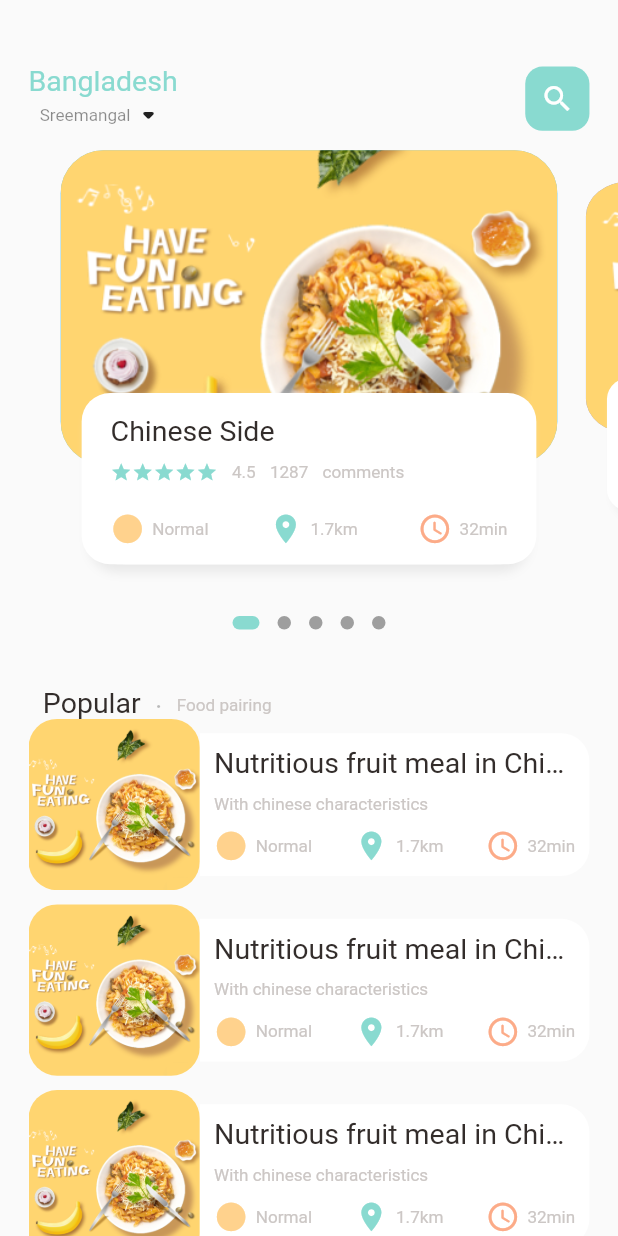
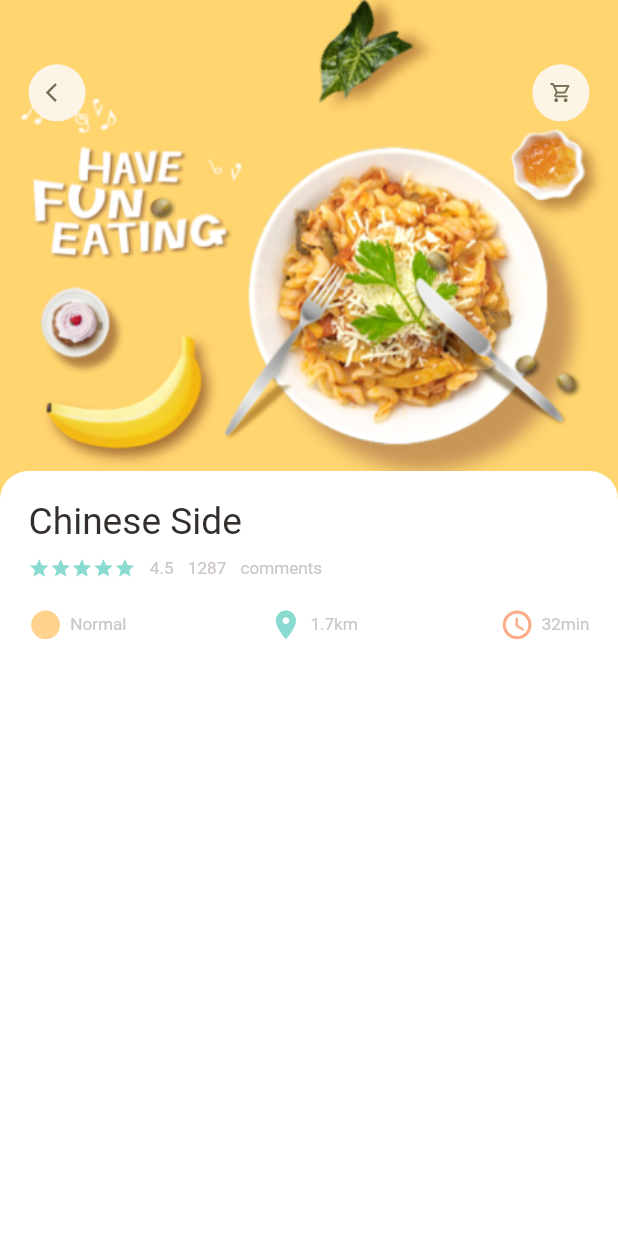
Before and after one commit to PriomDeb/food_order_app, a Flutter app: the screen it shows after launch, on a phone screen of 412 x 824 dp. Run offline on Flutter 3.47's test engine with Material 2 defaults, Android fonts, the phone set to English and light mode, and no system bars; drawn by our look-alikes of dots_indicator; our stand-ins replace get.

Commit message:
Hero section for popular food detail and refactored a widget to AppColumn

```diff
--- a/lib/main.dart
+++ b/lib/main.dart
@@ -1,4 +1,5 @@
 import 'package:flutter/material.dart';
+import 'package:food_order_app/pages/food/popular_food_detail.dart';
 import 'package:food_order_app/pages/home/main_food_page.dart';
 import 'package:get/get.dart';
 
@@ -18,7 +19,8 @@ class MyApp extends StatelessWidget {
       theme: ThemeData(
         primarySwatch: Colors.blue,
       ),
-      home: MainFoodPage(),
+      // home: MainFoodPage(),
+      home: PopularFoodDetail(),
     );
   }
 }
--- /dev/null
+++ b/lib/pages/food/popular_food_detail.dart
@@ -0,0 +1,71 @@
+// ignore_for_file: prefer_const_constructors, prefer_const_constructors_in_immutables, prefer_const_literals_to_create_immutables
+
+import 'package:flutter/material.dart';
+import 'package:food_order_app/utils/dimensions.dart';
+import 'package:food_order_app/widgets/app_column.dart';
+import 'package:food_order_app/widgets/app_icon.dart';
+
+import '../../utils/colors.dart';
+import '../../widgets/big_text.dart';
+import '../../widgets/icon_and_text_widget.dart';
+import '../../widgets/small_text.dart';
+
+class PopularFoodDetail extends StatelessWidget {
+  PopularFoodDetail({super.key});
+
+  @override
+  Widget build(BuildContext context) {
+    return Scaffold(
+      body: Stack(
+        children: [
+          Positioned(
+            left: 0,
+            right: 0,
+            child: Container(
+              width: double.maxFinite,
+              height: Dimensions.responsiveHeight(350),
+              decoration: BoxDecoration(
+                image: DecorationImage(
+                  fit: BoxFit.cover,
+                  image: AssetImage("assets/image/food0.png"),
+                ),
+              ),
+            ),
+          ),
+          Positioned(
+            top: Dimensions.responsiveHeight(45),
+            left: Dimensions.responsiveHeight(20),
+            right: Dimensions.responsiveHeight(20),
+            child: Row(
+              mainAxisAlignment: MainAxisAlignment.spaceBetween,
+              children: [
+                AppIcon(icon: Icons.arrow_back_ios),
+                AppIcon(icon: Icons.shopping_cart_outlined),
+              ],
+            ),
+          ),
+          Positioned(
+            left: 0,
+            right: 0,
+            bottom: 0,
+            top: Dimensions.responsiveHeight(350) -
+                Dimensions.responsiveHeight(20),
+            child: Container(
+              padding: EdgeInsets.only(
+                  left: Dimensions.responsiveHeight(20),
+                  right: Dimensions.responsiveHeight(20),
+                  top: Dimensions.responsiveHeight(20)),
+              decoration: BoxDecoration(
+                borderRadius: BorderRadius.only(
+                    topRight: Radius.circular(Dimensions.responsiveHeight(20)),
+                    topLeft: Radius.circular(Dimensions.responsiveHeight(20))),
+                color: Colors.white,
+              ),
+              child: AppColumn(text: "Chinese Side"),
+            ),
+          )
+        ],
+      ),
+    );
+  }
+}
--- a/lib/pages/home/food_page_body.dart
+++ b/lib/pages/home/food_page_body.dart
@@ -4,6 +4,7 @@ import 'package:dots_indicator/dots_indicator.dart';
 import 'package:flutter/material.dart';
 import 'package:food_order_app/utils/colors.dart';
 import 'package:food_order_app/utils/dimensions.dart';
+import 'package:food_order_app/widgets/app_column.dart';
 import 'package:food_order_app/widgets/big_text.dart';
 import 'package:food_order_app/widgets/icon_and_text_widget.dart';
 import 'package:food_order_app/widgets/small_text.dart';
@@ -272,53 +273,8 @@ class _FoodPageBodyState extends State<FoodPageBody> {
                     top: Dimensions.responsiveHeight(15),
                     left: Dimensions.responsiveHeight(15),
                     right: Dimensions.responsiveHeight(15)),
-                child: Column(
-                  crossAxisAlignment: CrossAxisAlignment.start,
-                  children: [
-                    BigText(text: "Chinese Side"),
-                    SizedBox(height: Dimensions.responsiveHeight(10)),
-                    Row(
-                      children: [
-                        Wrap(
-                          children: List.generate(
-                            5,
-                            (index) => Icon(
-                              Icons.star,
-                              color: AppColors.mainColor,
-                              size: Dimensions.responsiveHeight(15),
-                            ),
-                          ),
-                        ),
-                        SizedBox(width: Dimensions.responsiveHeight(10)),
-                        SmallText(text: "4.5"),
-                        SizedBox(width: Dimensions.responsiveHeight(10)),
-                        SmallText(text: "1287"),
-                        SizedBox(width: Dimensions.responsiveHeight(10)),
-                        SmallText(text: "comments")
-                      ],
-                    ),
-                    SizedBox(height: Dimensions.responsiveHeight(20)),
-                    Row(
-                      mainAxisAlignment: MainAxisAlignment.spaceBetween,
-                      children: [
-                        IconAndTextWidget(
-                          icon: Icons.circle_sharp,
-                          text: "Normal",
-                          iconColor: AppColors.iconColor1,
-                        ),
-                        IconAndTextWidget(
-                          icon: Icons.location_on,
-                          text: "1.7km",
-                          iconColor: AppColors.mainColor,
-                        ),
-                        IconAndTextWidget(
-                          icon: Icons.access_time_rounded,
-                          text: "32min",
-                          iconColor: AppColors.iconColor2,
-                        ),
-                      ],
-                    )
-                  ],
+                child: AppColumn(
+                  text: "Chinese Side",
                 ),
               ),
             ),
--- /dev/null
+++ b/lib/widgets/app_column.dart
@@ -0,0 +1,67 @@
+import 'package:flutter/material.dart';
+import 'package:food_order_app/widgets/small_text.dart';
+
+import '../utils/colors.dart';
+import '../utils/dimensions.dart';
+import 'big_text.dart';
+import 'icon_and_text_widget.dart';
+
+class AppColumn extends StatelessWidget {
+  final String text;
+  const AppColumn({super.key, required this.text});
+
+  @override
+  Widget build(BuildContext context) {
+    return Column(
+      crossAxisAlignment: CrossAxisAlignment.start,
+      children: [
+        BigText(
+          text: text,
+          size: Dimensions.responsiveHeight(26),
+        ),
+        SizedBox(height: Dimensions.responsiveHeight(10)),
+        Row(
+          children: [
+            Wrap(
+              children: List.generate(
+                5,
+                (index) => Icon(
+                  Icons.star,
+                  color: AppColors.mainColor,
+                  size: Dimensions.responsiveHeight(15),
+                ),
+              ),
+            ),
+            SizedBox(width: Dimensions.responsiveHeight(10)),
+            SmallText(text: "4.5"),
+            SizedBox(width: Dimensions.responsiveHeight(10)),
+            SmallText(text: "1287"),
+            SizedBox(width: Dimensions.responsiveHeight(10)),
+            SmallText(text: "comments")
+          ],
+        ),
+        SizedBox(height: Dimensions.responsiveHeight(20)),
+        Row(
+          mainAxisAlignment: MainAxisAlignment.spaceBetween,
+          children: [
+            IconAndTextWidget(
+              icon: Icons.circle_sharp,
+              text: "Normal",
+              iconColor: AppColors.iconColor1,
+            ),
+            IconAndTextWidget(
+              icon: Icons.location_on,
+              text: "1.7km",
+              iconColor: AppColors.mainColor,
+            ),
+            IconAndTextWidget(
+              icon: Icons.access_time_rounded,
+              text: "32min",
+              iconColor: AppColors.iconColor2,
+            ),
+          ],
+        ),
+      ],
+    );
+  }
+}
--- /dev/null
+++ b/lib/widgets/app_icon.dart
@@ -0,0 +1,33 @@
+import 'package:flutter/material.dart';
+import 'package:food_order_app/utils/dimensions.dart';
+
+class AppIcon extends StatelessWidget {
+  final IconData icon;
+  final Color backgroundColor;
+  final Color iconColor;
+  final double size;
+
+  const AppIcon(
+      {super.key,
+      required this.icon,
+      this.backgroundColor = const Color(0xFFfcf4e4),
+      this.iconColor = const Color(0xFF756d54),
+      this.size = 40});
+
+  @override
+  Widget build(BuildContext context) {
+    return Container(
+      width: Dimensions.responsiveHeight(size.toInt()),
+      height: Dimensions.responsiveHeight(size.toInt()),
+      decoration: BoxDecoration(
+        borderRadius: BorderRadius.circular(size / 2),
+        color: backgroundColor,
+      ),
+      child: Icon(
+        icon,
+        color: iconColor,
+        size: Dimensions.responsiveHeight(16),
+      ),
+    );
+  }
+}
```
